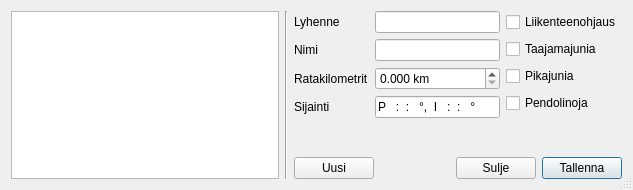
The window that liikennepaikkadialogi.ui (artoh/ratapiha-kauko) describes before a commit, drawn with Qt 5.
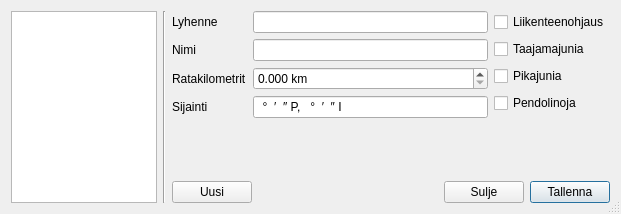
The same window after the commit.

```diff
--- a/liikennepaikkadialogi.ui
+++ b/liikennepaikkadialogi.ui
@@ -22,7 +22,10 @@
   <property name="modal">
    <bool>false</bool>
   </property>
-  <layout class="QHBoxLayout" name="horizontalLayout_3">
+  <layout class="QHBoxLayout" name="horizontalLayout_3" stretch="1,0,3">
+   <property name="sizeConstraint">
+    <enum>QLayout::SetFixedSize</enum>
+   </property>
    <item>
     <widget class="QListWidget" name="liikennepaikkaLista">
      <property name="sortingEnabled">
@@ -112,7 +115,7 @@
          <item row="3" column="1">
           <widget class="QLineEdit" name="sijaintiEdit">
            <property name="inputMask">
-            <string>P 00:00:00 °,  I 00:00:00 ° ; </string>
+            <string>00°00′00″ P, 00°00′00″ I ; </string>
            </property>
           </widget>
          </item>
```
